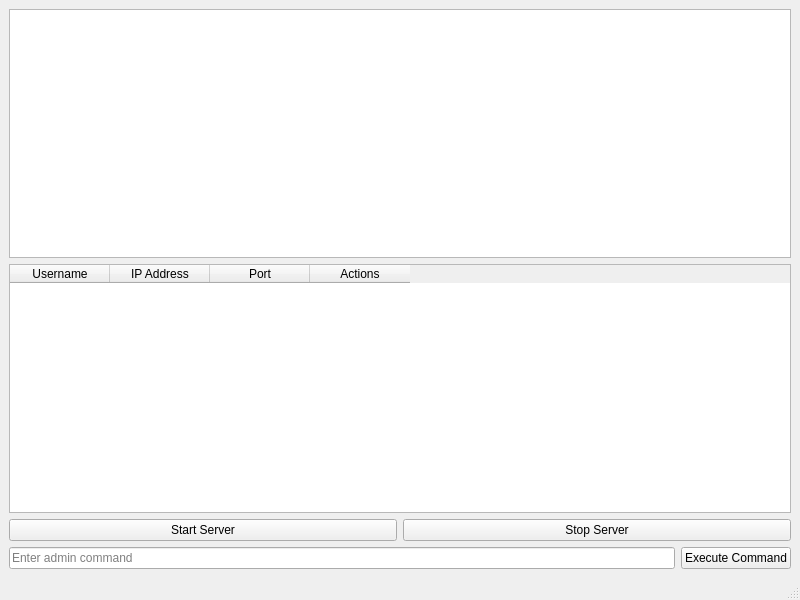
Before: the Qt Designer form Serverui.ui in Yulei-cn/SAE302_Yulei, drawn with Qt 5.
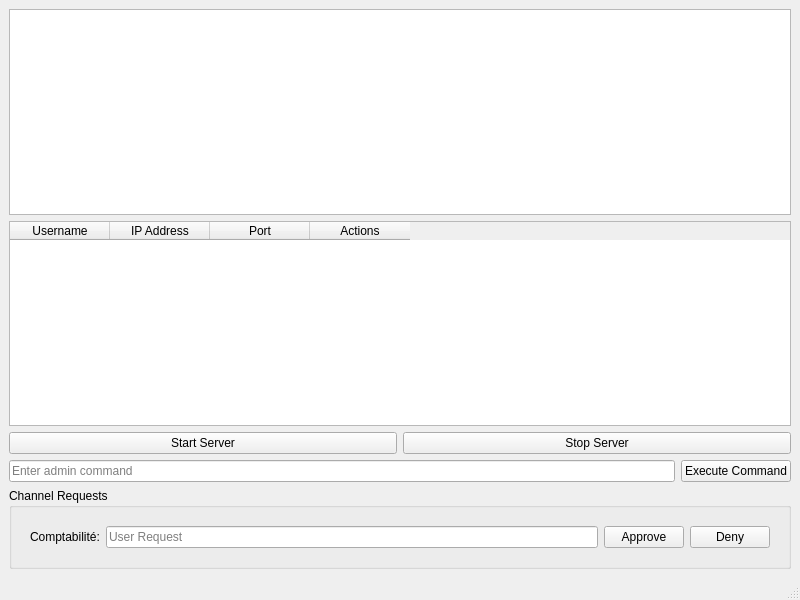
After: the same form once the commit is applied.

```diff
--- a/Serverui.ui
+++ b/Serverui.ui
@@ -88,6 +88,53 @@
       </item>
      </layout>
     </item>
+    <!-- New section for channel requests -->
+    <item>
+     <widget class="QGroupBox" name="channelRequestGroupBox">
+      <property name="title">
+       <string>Channel Requests</string>
+      </property>
+      <layout class="QVBoxLayout" name="channelRequestLayout">
+       <!-- Example for one channel: Comptabilité -->
+       <item>
+        <widget class="QWidget" name="comptabiliteRequestWidget" native="true">
+         <layout class="QHBoxLayout" name="comptabiliteRequestLayout">
+          <item>
+           <widget class="QLabel" name="comptabiliteLabel">
+            <property name="text">
+             <string>Comptabilité:</string>
+            </property>
+           </widget>
+          </item>
+          <item>
+           <widget class="QLineEdit" name="comptabiliteUserInput">
+            <property name="placeholderText">
+             <string>User Request</string>
+            </property>
+           </widget>
+          </item>
+          <item>
+           <widget class="QPushButton" name="comptabiliteApproveButton">
+            <property name="text">
+             <string>Approve</string>
+            </property>
+           </widget>
+          </item>
+          <item>
+           <widget class="QPushButton" name="comptabiliteDenyButton">
+            <property name="text">
+             <string>Deny</string>
+            </property>
+           </widget>
+          </item>
+         </layout>
+        </widget>
+       </item>
+       <!-- Repeat similar structure for other channels: Informatique, Marketing -->
+       <!-- ... -->
+      </layout>
+     </widget>
+    </item>
    </layout>
   </widget>
   <widget class="QStatusBar" name="statusbar"/>
```
